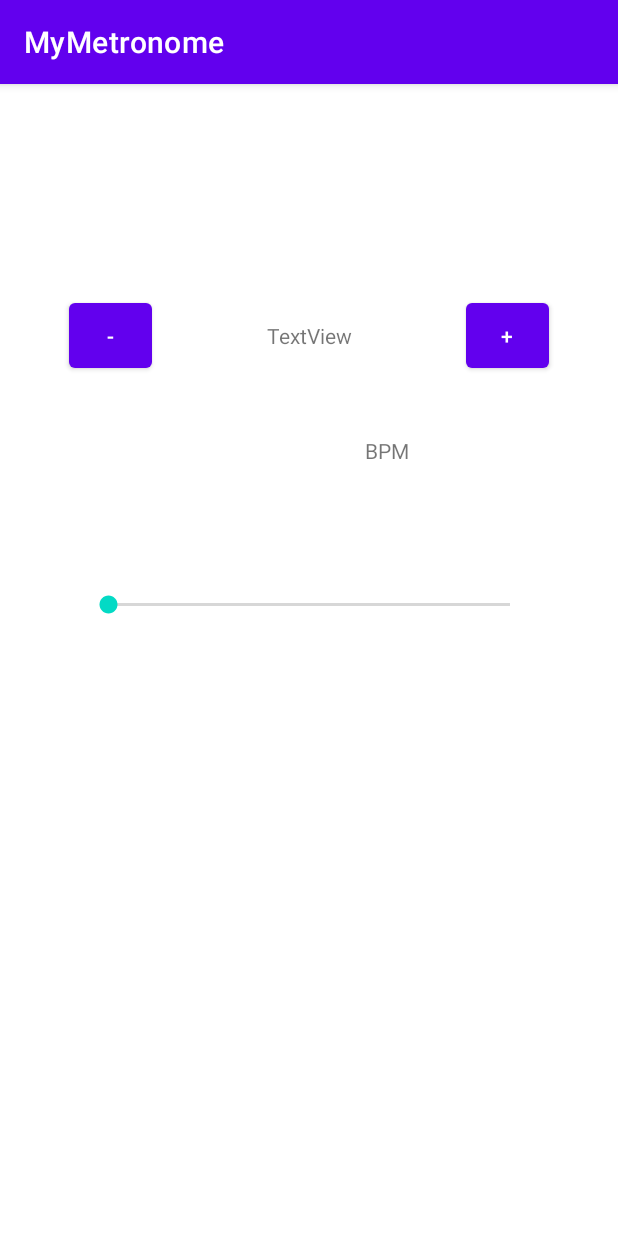
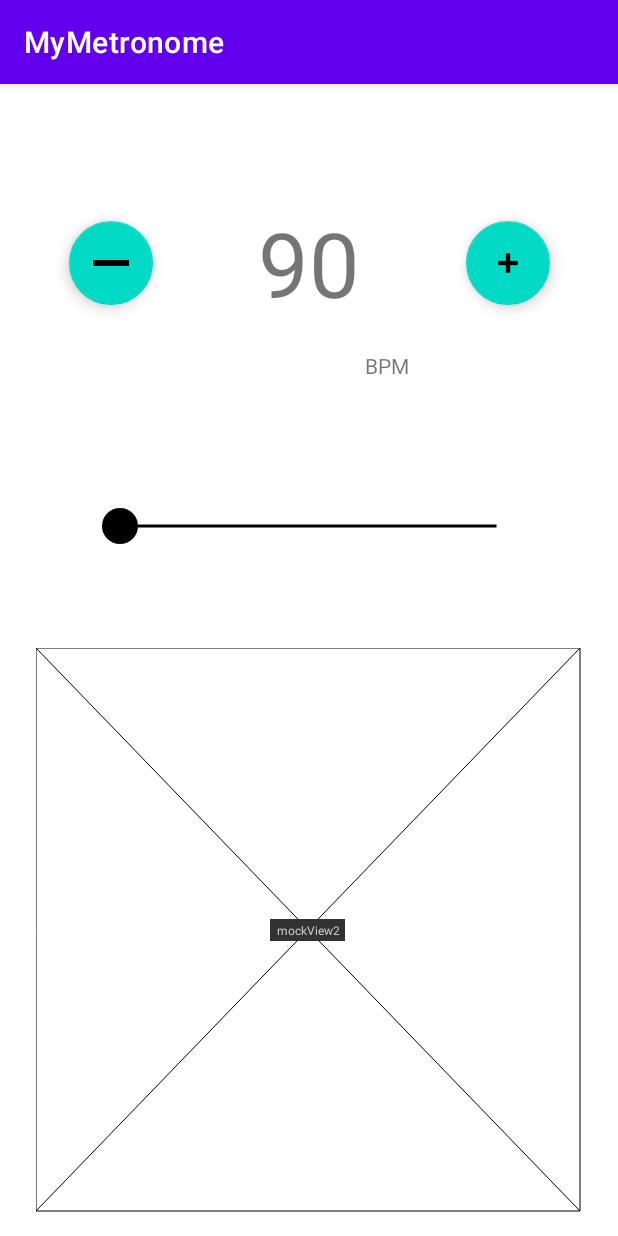
Before and after one commit to kemalsheker/MyMetronome, an Android app: the screen it shows after launch (MainActivity), on a phone screen of 412 x 824 dp. Run offline under Robolectric (Android 15) with nearby library versions, the light colour scheme and no system bars.

Commit message:
CounterHandler implemented

```diff
--- a/app/build.gradle
+++ b/app/build.gradle
@@ -3,13 +3,13 @@ plugins {
 }
 
 android {
-    compileSdkVersion 30
+    compileSdkVersion 31
     buildToolsVersion "30.0.3"
 
     defaultConfig {
         applicationId "com.blackstart.mymetronome"
         minSdkVersion 24
-        targetSdkVersion 30
+        targetSdkVersion 31
         versionCode 1
         versionName "1.0"
 
--- a/app/src/main/AndroidManifest.xml
+++ b/app/src/main/AndroidManifest.xml
@@ -8,8 +8,10 @@
         android:label="@string/app_name"
         android:roundIcon="@mipmap/ic_launcher_round"
         android:supportsRtl="true"
+
         android:theme="@style/Theme.MyMetronome">
-        <activity android:name=".MainActivity">
+        <activity android:name=".MainActivity"
+            android:exported="true">
             <intent-filter>
                 <action android:name="android.intent.action.MAIN" />
 
--- /dev/null
+++ b/app/src/main/java/com/blackstart/mymetronome/CounterHandler.java
@@ -0,0 +1,243 @@
+package com.blackstart.mymetronome;
+
+import android.os.Handler;
+import android.os.Looper;
+import android.os.Message;
+import android.view.MotionEvent;
+import android.view.View;
+
+public class CounterHandler extends Thread{
+    private View incrementalView;
+    private View decrementalView;
+    private int minRange = -1;
+    private int maxRange = -1;
+    private int startNumber = 90;
+    private int counterStep = 1;
+
+    private int counterDelay = 50; //millis
+
+    private boolean isCycle = false;
+    private boolean autoIncrement = false;
+    private boolean autoDecrement = false;
+
+
+    private CounterListener listener;
+
+
+    private Runnable counterRunnable = new Runnable() {
+        @Override
+        public void run() {
+            if (Looper.myLooper() == null)
+            {
+                Looper.prepare();
+            }
+            if (autoIncrement) {
+                increment();
+                //handler.postDelayed(this, counterDelay);
+                new Handler(Looper.getMainLooper()).postDelayed(this, counterDelay);
+            } else if (autoDecrement) {
+                decrement();
+                //handler.postDelayed(this, counterDelay);
+                new Handler(Looper.getMainLooper()).postDelayed(this, counterDelay);
+            }
+        }
+    };
+
+    private CounterHandler(Builder builder) {
+        incrementalView = builder.incrementalView;
+        decrementalView = builder.decrementalView;
+        minRange = builder.minRange;
+        maxRange = builder.maxRange;
+        startNumber = builder.startNumber;
+        counterStep = builder.counterStep;
+        counterDelay = builder.counterDelay;
+        isCycle = builder.isCycle;
+        listener = builder.listener;
+
+        initDecrementalView();
+        initIncrementalView();
+
+        if (listener != null) {
+            listener.onIncrement(incrementalView, startNumber);
+            listener.onDecrement(decrementalView, startNumber);
+        }
+    }
+
+    private void initIncrementalView(){
+        incrementalView.setOnClickListener(new View.OnClickListener() {
+            @Override
+            public void onClick(View view) {
+                autoIncrement = false;
+                autoDecrement = false;
+                increment();
+            }
+        });
+
+        incrementalView.setOnLongClickListener(new View.OnLongClickListener() {
+            @Override
+            public boolean onLongClick(View view) {
+                autoIncrement = true;
+                new Handler(Looper.getMainLooper()).postDelayed(counterRunnable, counterDelay);
+                return true;
+            }
+        });
+
+        incrementalView.setOnTouchListener(new View.OnTouchListener() {
+            @Override
+            public boolean onTouch(View view, MotionEvent motionEvent) {
+                if (motionEvent.getAction() == MotionEvent.ACTION_UP && autoIncrement) {
+                    autoIncrement = false;
+                }
+                return false;
+            }
+        });
+
+    }
+
+    private void initDecrementalView(){
+
+        decrementalView.setOnClickListener(new View.OnClickListener() {
+            @Override
+            public void onClick(View view) {
+                autoDecrement = false;
+                autoIncrement = false;
+                decrement();
+            }
+        });
+
+        decrementalView.setOnLongClickListener(new View.OnLongClickListener() {
+            @Override
+            public boolean onLongClick(View view) {
+                autoDecrement = true;
+                new Handler(Looper.getMainLooper()).postDelayed(counterRunnable, counterDelay);
+                return true;
+            }
+        });
+
+        decrementalView.setOnTouchListener(new View.OnTouchListener() {
+            @Override
+            public boolean onTouch(View view, MotionEvent motionEvent) {
+                if(motionEvent.getAction() == MotionEvent.ACTION_UP && autoDecrement){
+                    autoDecrement = false;
+                }
+                return false;
+            }
+        });
+    }
+
+
+    private void increment(){
+        int number = startNumber;
+
+
+        if (maxRange != -1) {
+            if (number + counterStep <= maxRange) {
+                number += counterStep;
+            } else if (isCycle) {
+                number = minRange == -1 ? 0 : minRange;
+            }
+        } else {
+            number += counterStep;
+        }
+
+
+        if (number != startNumber && listener != null) {
+            startNumber = number;
+            listener.onIncrement(incrementalView, startNumber);
+        }
+    }
+
+    private void decrement(){
+        int number = startNumber;
+
+        if (minRange != -1) {
+            if (number - counterStep >= minRange) {
+                number -= counterStep;
+            } else if (isCycle) {
+                number = maxRange == -1 ? 0 : maxRange;
+
+            }
+        } else {
+            number -= counterStep;
+        }
+
+        if (number != startNumber && listener != null) {
+            startNumber = number;
+            listener.onDecrement(decrementalView, startNumber);
+        }
+
+    }
+
+    public interface CounterListener {
+        void onIncrement(View view, int number);
+
+        void onDecrement(View view, int number);
+
+    }
+
+    public static final class Builder{
+        private View incrementalView;
+        private View decrementalView;
+        private int minRange=-1;
+        private int maxRange=-1;
+        private int startNumber=0;
+        private int counterStep =1;
+        private int counterDelay=50;
+        private boolean isCycle;
+        private CounterListener listener;
+
+        public Builder() {
+        }
+
+        public Builder incrementalView(View val) {
+            incrementalView = val;
+            return this;
+        }
+
+        public Builder decrementalView(View val) {
+            decrementalView = val;
+            return this;
+        }
+
+        public Builder minRange(int val) {
+            minRange = val;
+            return this;
+        }
+
+        public Builder maxRange(int val) {
+            maxRange = val;
+            return this;
+        }
+
+        public Builder startNumber(int val) {
+            startNumber = val;
+            return this;
+        }
+
+        public Builder counterStep(int val) {
+            counterStep = val;
+            return this;
+        }
+
+        public Builder counterDelay(int val) {
+            counterDelay = val;
+            return this;
+        }
+
+        public Builder isCycle(boolean val) {
+            isCycle = val;
+            return this;
+        }
+
+        public Builder listener(CounterListener val) {
+            listener = val;
+            return this;
+        }
+
+        public CounterHandler build() {
+            return new CounterHandler(this);
+        }
+
+    }
+
+}
--- a/app/src/main/java/com/blackstart/mymetronome/MainActivity.java
+++ b/app/src/main/java/com/blackstart/mymetronome/MainActivity.java
@@ -1,14 +1,60 @@
 package com.blackstart.mymetronome;
+
+import android.os.Bundle;
+import android.util.Log;
+import android.view.View;
+import android.widget.TextView;
 
 import androidx.appcompat.app.AppCompatActivity;
 
-import android.os.Bundle;
+import com.google.android.material.floatingactionbutton.FloatingActionButton;
 
-public class MainActivity extends AppCompatActivity {
+public class MainActivity extends AppCompatActivity implements CounterHandler.CounterListener {
+    private static final String TAG = "MainActivity";
+
+
+    private int currentBPM = 90;
+    private boolean AutoIncrement = false;
+    private boolean AutoDecrement = false;
+
+    TextView bpmNumber;
 
     @Override
     protected void onCreate(Bundle savedInstanceState) {
+        Log.d(TAG, "onCreate: starts");
         super.onCreate(savedInstanceState);
         setContentView(R.layout.activity_main);
+
+        bpmNumber = findViewById(R.id.bpmNumber);
+        FloatingActionButton minusButton = (FloatingActionButton) findViewById(R.id.minusButton);
+        FloatingActionButton plusButton = (FloatingActionButton) findViewById(R.id.plusButton);
+
+
+        new CounterHandler.Builder()
+                .incrementalView(plusButton)
+                .decrementalView(minusButton)
+                .minRange(30) // cant go any less than 30
+                .maxRange(240) // cant go any further than 240
+                .startNumber(90)
+                .isCycle(true) // 49,50,-50,-49 and so on
+                .counterDelay(200) // speed of counter
+                .counterStep(1)  // steps e.g. 0,2,4,6...
+                .listener(this) // to listen counter results and show them in app
+                .build();
+
+        Log.d(TAG, "onCreate: ends");
     }
+
+
+    @Override
+    public void onIncrement(View view, int number) {
+        bpmNumber.setText(String.valueOf(number));
+    }
+
+    @Override
+    public void onDecrement(View view, int number) {
+        bpmNumber.setText(String.valueOf(number));
+    }
+
+
 }
--- /dev/null
+++ b/app/src/main/res/drawable/seekbar_style.xml
@@ -0,0 +1,25 @@
+<layer-list xmlns:android="http://schemas.android.com/apk/res/android">
+
+    <item android:id="@android:id/background">
+        <shape
+            android:shape="line">
+            <stroke
+                android:width="2dp"/>
+            <solid
+                android:color="@color/black"/>
+        </shape>
+    </item>
+
+    <item android:id="@android:id/progress">
+        <clip>
+            <shape
+                android:shape="line">
+                <stroke
+                    android:width="2dp"/>
+                <solid
+                    android:color="@color/purple_200"/>
+            </shape>
+        </clip>
+    </item>
+
+</layer-list>
--- /dev/null
+++ b/app/src/main/res/drawable/seekbar_thumb.xml
@@ -0,0 +1,8 @@
+<shape xmlns:android="http://schemas.android.com/apk/res/android"
+    android:shape="oval">
+    <size
+        android:height="24dp"
+        android:width="24dp"
+        />
+    <solid android:color="@color/black"/>
+</shape>
--- a/app/src/main/res/layout/activity_main.xml
+++ b/app/src/main/res/layout/activity_main.xml
@@ -2,8 +2,10 @@
 <androidx.constraintlayout.widget.ConstraintLayout xmlns:android="http://schemas.android.com/apk/res/android"
     xmlns:app="http://schemas.android.com/apk/res-auto"
     xmlns:tools="http://schemas.android.com/tools"
+    android:id="@+id/activity_main"
     android:layout_width="match_parent"
     android:layout_height="match_parent"
+    android:layout_gravity="center_vertical"
     tools:context=".MainActivity">
 
     <SeekBar
@@ -11,55 +13,82 @@
         android:layout_width="300dp"
         android:layout_height="98dp"
         android:layout_marginStart="32dp"
-        android:layout_marginTop="32dp"
         android:layout_marginEnd="32dp"
-        android:layout_marginBottom="300dp"
-        app:layout_constraintBottom_toBottomOf="parent"
+        android:layout_marginBottom="32dp"
+        android:paddingStart="24dp"
+        android:paddingLeft="16dp"
+        android:paddingTop="16dp"
+        android:paddingEnd="24dp"
+        android:paddingRight="16dp"
+        android:paddingBottom="16dp"
+        android:progressDrawable="@drawable/seekbar_style"
+        android:thumb="@drawable/seekbar_thumb"
+        app:layout_constraintBottom_toTopOf="@+id/mockView2"
         app:layout_constraintEnd_toEndOf="parent"
-        app:layout_constraintStart_toStartOf="parent"
-        app:layout_constraintTop_toBottomOf="@+id/minusButton" />
+        app:layout_constraintStart_toStartOf="parent" />
 
     <TextView
         android:id="@+id/bpmNumber"
         android:layout_width="133dp"
         android:layout_height="117dp"
+        android:layout_marginTop="64dp"
         android:layout_marginBottom="72dp"
         android:gravity="center"
-        android:text="TextView"
+        android:text="90"
+        android:textSize="60sp"
         app:layout_constraintBottom_toTopOf="@+id/metronome"
         app:layout_constraintEnd_toEndOf="parent"
-        app:layout_constraintStart_toStartOf="parent" />
-
-    <Button
-        android:id="@+id/minusButton"
-        android:layout_width="55dp"
-        android:layout_height="55dp"
-        android:layout_marginStart="16dp"
-        android:layout_marginEnd="8dp"
-        android:text="-"
-        app:layout_constraintBaseline_toBaselineOf="@+id/bpmNumber"
-        app:layout_constraintEnd_toStartOf="@+id/bpmNumber"
-        app:layout_constraintStart_toStartOf="parent" />
-
-    <Button
-        android:id="@+id/plusButton"
-        android:layout_width="55dp"
-        android:layout_height="55dp"
-        android:layout_marginStart="8dp"
-        android:layout_marginEnd="16dp"
-        android:text="+"
-        app:layout_constraintBaseline_toBaselineOf="@+id/bpmNumber"
-        app:layout_constraintEnd_toEndOf="parent"
-        app:layout_constraintStart_toEndOf="@+id/bpmNumber" />
+        app:layout_constraintStart_toStartOf="parent"
+        app:layout_constraintTop_toTopOf="parent"
+        tools:text="90" />
 
     <TextView
         android:id="@+id/bpmTitle"
         android:layout_width="56dp"
         android:layout_height="29dp"
-        android:layout_marginTop="8dp"
         android:gravity="right"
         android:text="BPM"
         app:layout_constraintEnd_toEndOf="@+id/bpmNumber"
         app:layout_constraintTop_toBottomOf="@+id/bpmNumber" />
 
+    <com.google.android.material.floatingactionbutton.FloatingActionButton
+        android:id="@+id/minusButton"
+        android:layout_width="wrap_content"
+        android:layout_height="wrap_content"
+        android:layout_marginStart="24dp"
+        android:layout_marginEnd="16dp"
+        android:clickable="true"
+        android:focusable="true"
+        app:layout_constraintBottom_toBottomOf="@+id/bpmNumber"
+        app:layout_constraintEnd_toStartOf="@+id/bpmNumber"
+        app:layout_constraintStart_toStartOf="parent"
+        app:layout_constraintTop_toTopOf="@+id/bpmNumber"
+        app:srcCompat="@android:drawable/bottom_bar" />
+
+    <com.google.android.material.floatingactionbutton.FloatingActionButton
+        android:id="@+id/plusButton"
+        android:layout_width="wrap_content"
+        android:layout_height="wrap_content"
+        android:layout_marginStart="16dp"
+        android:layout_marginEnd="24dp"
+        android:clickable="true"
+        android:focusable="true"
+        app:layout_constraintBottom_toBottomOf="@+id/bpmNumber"
+        app:layout_constraintEnd_toEndOf="parent"
+        app:layout_constraintStart_toEndOf="@+id/bpmNumber"
+        app:layout_constraintTop_toTopOf="@+id/bpmNumber"
+        app:srcCompat="@android:drawable/ic_input_add" />
+
+    <androidx.constraintlayout.utils.widget.MockView
+        android:id="@+id/mockView2"
+        android:layout_width="363dp"
+        android:layout_height="376dp"
+        android:layout_marginStart="24dp"
+        android:layout_marginEnd="24dp"
+        android:layout_marginBottom="16dp"
+        app:layout_constraintBottom_toBottomOf="parent"
+        app:layout_constraintEnd_toEndOf="parent"
+        app:layout_constraintHorizontal_bias="0.0"
+        app:layout_constraintStart_toStartOf="parent" />
+
 </androidx.constraintlayout.widget.ConstraintLayout>
```
